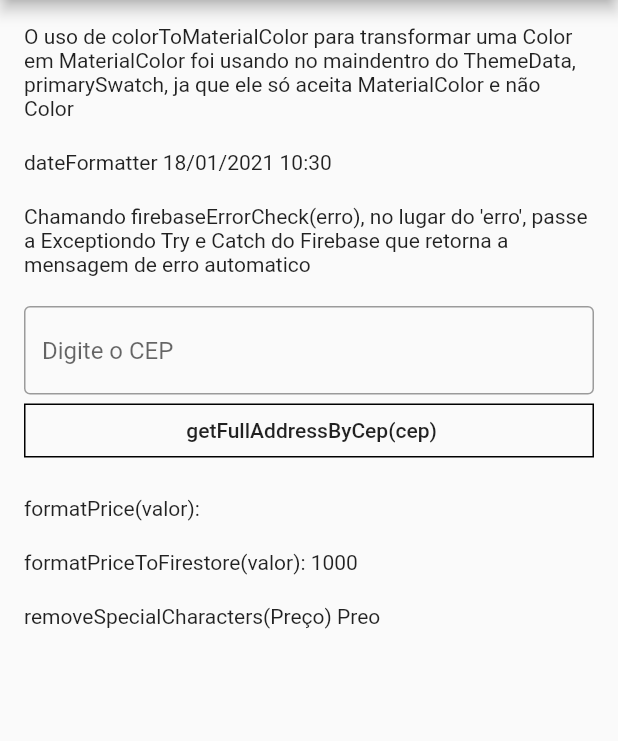
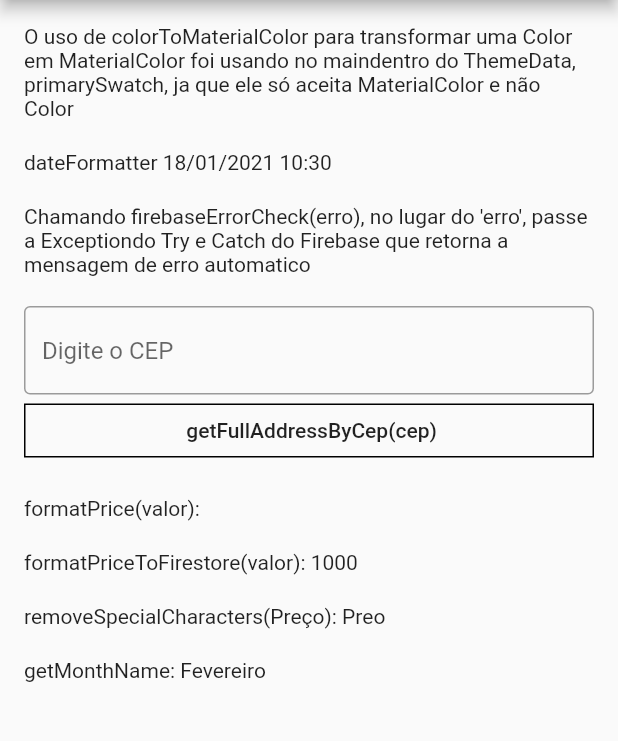
Before and after one commit to d-apps/djalma_util, a Flutter app: the screen it shows after launch, on a phone screen of 412 x 824 dp, the part 84-825 px from its top. Run offline on Flutter 3.47's test engine with Material 2 defaults, Android fonts, the phone set to English and light mode, and no system bars; our stand-ins replace get; missing offline and left inert: money2, search_cep.

Commit message:
## [1.2.4] - Atualizado o método firebaseErrorCheck e adicionado getMonthName.
* O método firebaseErrorCheck, caso o erro não seja encontrada, retorna a prória exceptoin.
* Foi adicionado o método get

```diff
--- a/example/lib/main.dart
+++ b/example/lib/main.dart
@@ -133,7 +133,11 @@ class _MyHomePageState extends State<MyHomePage> {
 
               spaceBetween(),
 
-              Text("removeSpecialCharacters(Preço) ${removeSpecialCharacters("Preço")}"),
+              Text("removeSpecialCharacters(Preço): ${removeSpecialCharacters("Preço")}"),
+
+              spaceBetween(),
+
+              Text("getMonthName: ${getMonthName(2)}"),
 
             ],
           ),
--- a/lib/src/date_formatter.dart
+++ b/lib/src/date_formatter.dart
@@ -8,3 +8,38 @@ String dateFormatter(String date){
   return DateFormat.yMd('pt_BR').add_jm().format(DateTime.parse(date)).toString();
 
 }
+
+// ignore: missing_return
+String getMonthName(int month){
+
+  switch(month){
+
+    case 1 :
+      return "Janeiro";
+    case 2 :
+      return "Fevereiro";
+    case 3 :
+      return "Março";
+    case 4 :
+      return "Abril";
+    case 5 :
+      return "Maio";
+    case 6 :
+      return "Junho";
+    case 7 :
+      return "Julho";
+    case 8 :
+      return "Agosto";
+    case 9 :
+      return "Setembro";
+    case 10 :
+      return "Outubro";
+    case 11 :
+      return "Novembro";
+    case 12 :
+      return "Dezembro";
+    default:
+      return "O mês informado é inválido!";
+  }
+
+}
--- a/lib/src/firebase_error_check.dart
+++ b/lib/src/firebase_error_check.dart
@@ -34,6 +34,11 @@ String firebaseErrorCheck(String exception){
 
     message = "E-mail inexistente!";
 
+  } else if (exception.contains("A document cannot be written because it exceeds the maximum size allowed.")) {
+    message = "A document cannot be written because it exceeds the maximum size allowed.";
+
+  } else {
+    return exception;
   }
 
   return message;
--- a/pubspec.yaml
+++ b/pubspec.yaml
@@ -1,6 +1,6 @@
 name: djalmautil
 description: Package to help calling common methods in projects.
-version: 1.1.4
+version: 1.2.4
 homepage: https://github.com/d-apps/djalma_util
 
 environment:
```
Also changed, not shown: example/pubspec.lock, pubspec.lock, 2 other files.
